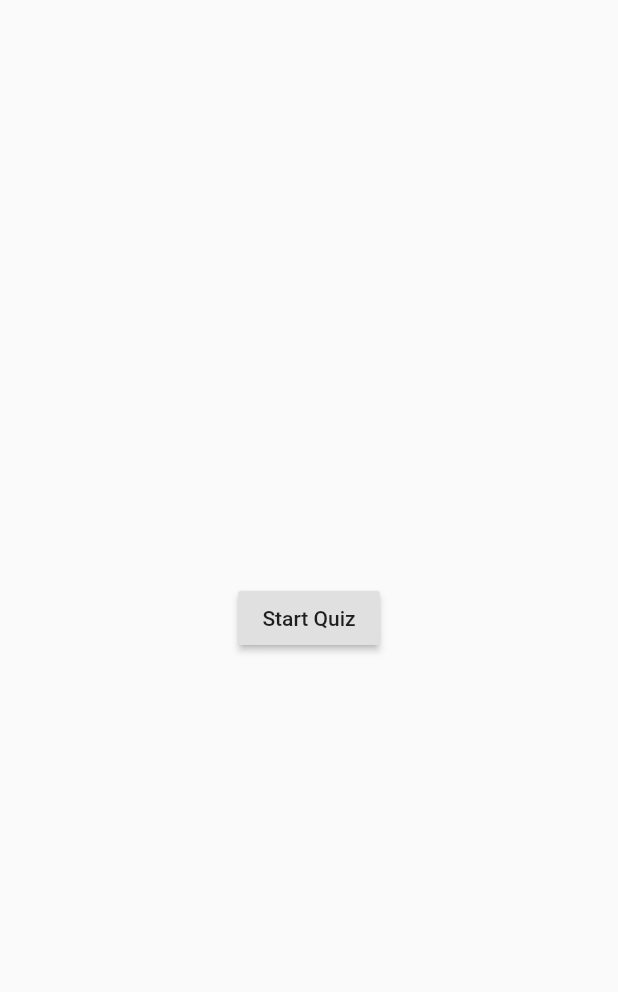
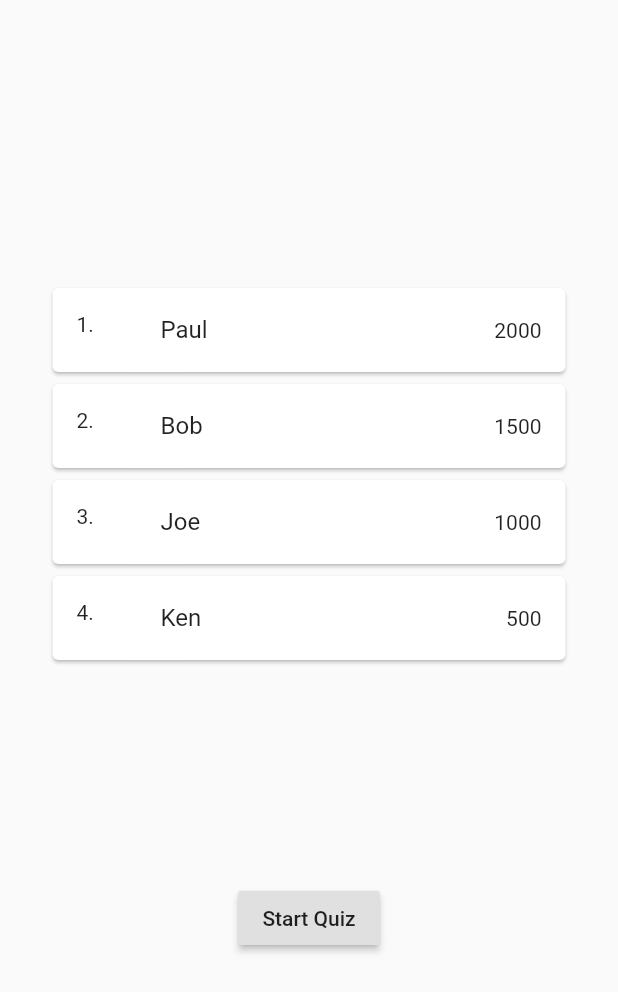
Before and after one commit to Sternair/color-quiz, a Flutter app: the screen it shows after launch, on a phone screen of 412 x 824 dp. Shown: the top 992 px of the screen. Run offline on Flutter 3.47's test engine with Material 2 defaults, Android fonts, the phone set to English and light mode, and no system bars; our stand-ins replace flutter_colorpicker, sqflite; accounts and stored records are empty.

Commit message:
show leaderboard

```diff
--- /dev/null
+++ b/lib/db/connector.dart
@@ -0,0 +1,58 @@
+import 'dart:async';
+
+import 'package:color_quiz/db/entities/score.dart';
+import 'package:path/path.dart';
+import 'package:sqflite/sqflite.dart';
+
+class DBProvider {
+  DBProvider._();
+
+  static final DBProvider db = DBProvider._();
+
+  Database _database;
+
+  Future<Database> get database async {
+    if (_database != null) return _database;
+    await initDB();
+    return _database;
+  }
+
+  initDB() async {
+    _database = await openDatabase(
+      join(await getDatabasesPath(), 'scores_database.db'),
+      onCreate: (db, version) {
+        return db.execute(
+          "CREATE TABLE Scores(id INTEGER PRIMARY KEY, name TEXT, points INTEGER)",
+        );
+      },
+      version: 1,
+    );
+    await insertScore(new Score(id: 1, name: 'Paul', points: 2000));
+    await insertScore(new Score(id: 2, name: 'Bob', points: 1500));
+    await insertScore(new Score(id: 3, name: 'Joe', points: 1000));
+    await insertScore(new Score(id: 4, name: 'Ken', points: 500));
+  }
+
+  Future<void> insertScore(Score scoreEntity) async {
+    final Database db = await database;
+
+    await db.insert(
+      'scores',
+      scoreEntity.toMap(),
+      conflictAlgorithm: ConflictAlgorithm.replace,
+    );
+  }
+
+  Future<List<Score>> getAllScoresSorted() async {
+    final db = await database;
+    var res = await db.query("Scores", orderBy: "points DESC");
+
+    return List.generate(res.length, (i) {
+      return Score(
+        id: res[i]['id'],
+        name: res[i]['name'],
+        points: res[i]['points'],
+      );
+    });
+  }
+}
--- /dev/null
+++ b/lib/db/entities/score.dart
@@ -0,0 +1,15 @@
+class Score {
+  final int id;
+  final String name;
+  final int points;
+
+  Score({this.id, this.name, this.points});
+
+  Map<String, dynamic> toMap() {
+    return {
+      'id': id,
+      'name': name,
+      'points': points,
+    };
+  }
+}
--- a/lib/home.dart
+++ b/lib/home.dart
@@ -1,27 +1,58 @@
+import 'package:color_quiz/db/connector.dart';
 import 'package:color_quiz/quiz.dart';
 import 'package:flutter/material.dart';
+
+import 'db/entities/score.dart';
 
 class Home extends StatelessWidget {
   @override
   Widget build(BuildContext context) {
     return Scaffold(
       body: SafeArea(
-        child: Column(
+        child: FutureBuilder(
+          future: DBProvider.db.getAllScoresSorted(),
+          builder: (BuildContext context, AsyncSnapshot<List<Score>> snapshot) {
+            if (snapshot.hasData) {
+              return Column(
+                mainAxisAlignment: MainAxisAlignment.center,
                 children: [
-            Expanded(
-              child: Center(
+                  SizedBox(
+                    height: 400,
+                    width: 350,
+                    child: ListView.builder(
+                      itemCount: snapshot.data.length,
+                      itemBuilder: (BuildContext context, int index) {
+                        Score score = snapshot.data[index];
+                        return Card(
+                          child: ListTile(
+                            leading: Text('${index + 1}.'),
+                            title: Text(score.name),
+                            trailing: Text(score.points.toString()),
+                          ),
+                        );
+                      },
+                    ),
+                  ),
+                  Center(
                     child: RaisedButton(
                       child: Text('Start Quiz'),
                       onPressed: () {
-                    Navigator.of(context).push(MaterialPageRoute<void>(
+                        Navigator.of(context).push(
+                          MaterialPageRoute<void>(
                             builder: (BuildContext context) {
                               return Quiz();
-                    }));
+                            },
+                          ),
+                        );
                       },
                     ),
                   ),
-            )
                 ],
+              );
+            } else {
+              return Center(child: CircularProgressIndicator());
+            }
+          },
         ),
       ),
     );
--- a/lib/main.dart
+++ b/lib/main.dart
@@ -2,4 +2,4 @@ import 'package:flutter/material.dart';
 
 import 'color_quiz_app.dart';
 
-void main() => runApp(ColorQuizApp());
+void main() => {runApp(ColorQuizApp())};
--- a/pubspec.yaml
+++ b/pubspec.yaml
@@ -24,6 +24,8 @@ dependencies:
   # Use with the CupertinoIcons class for iOS style icons.
   cupertino_icons: ^0.1.2
   flutter_colorpicker: ^0.2.6
+  sqflite: ^1.1.7+2
+  path: ^1.6.4
 
 dev_dependencies:
   flutter_test:
```
Also changed, not shown: lib/quiz.dart (+15 -3 lines), pubspec.lock, 2 other files. Lines whose indentation alone changed are shown as unchanged.
